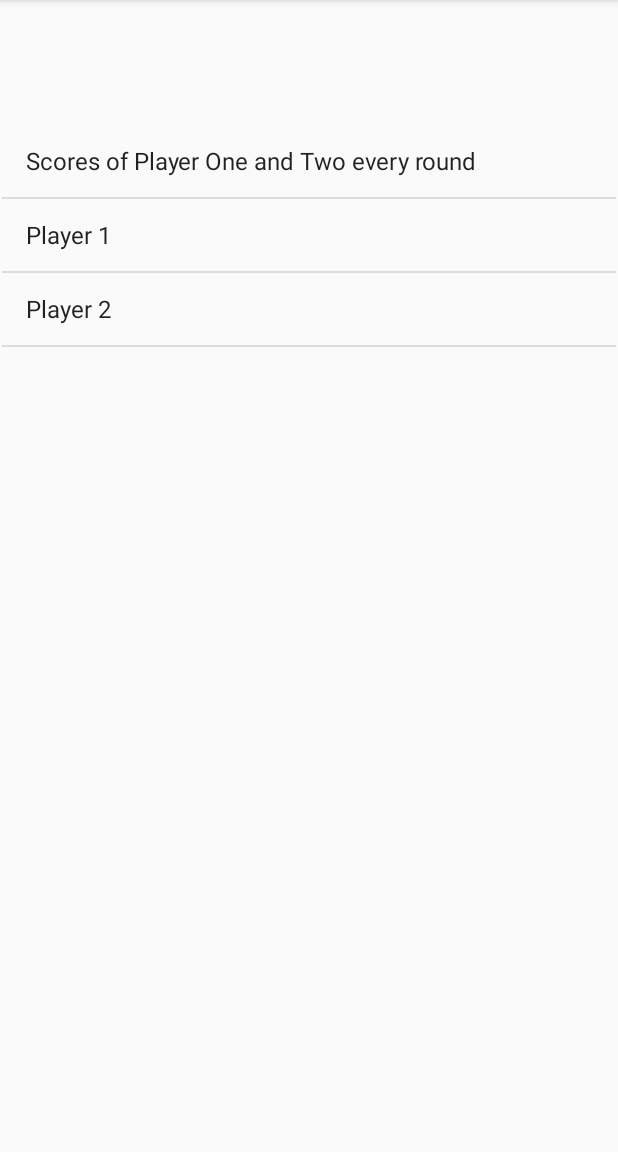
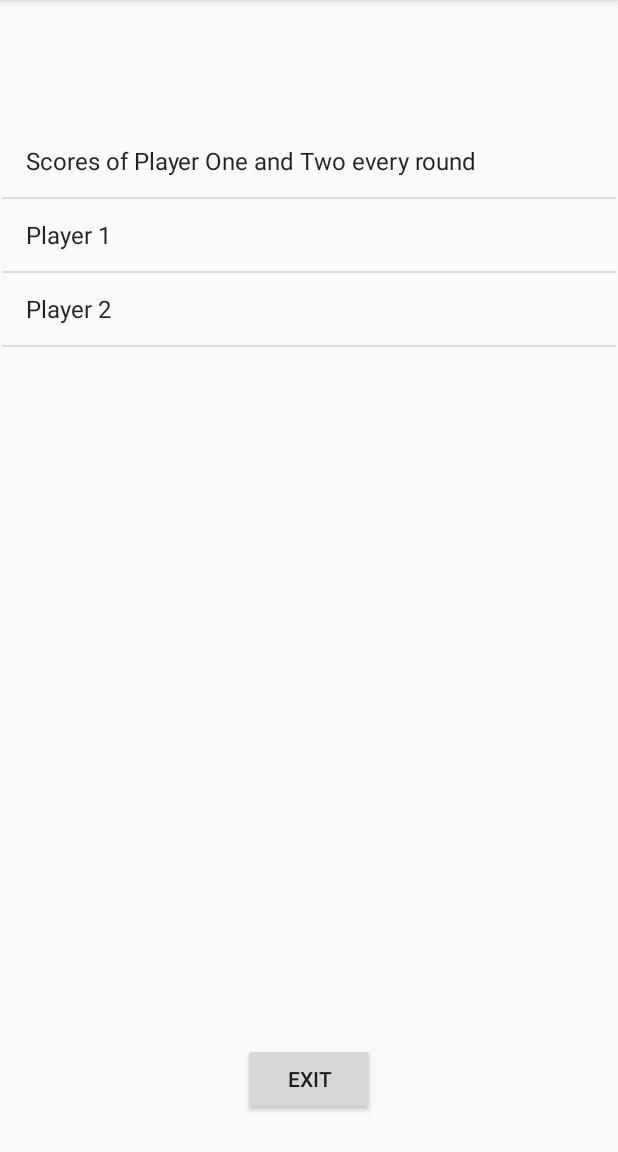
Before and after one commit to janani771/Tic-Tac-Toe, an Android app: the Quit screen opened directly, with no data from a screen before it, on a phone screen of 412 x 824 dp, the part 84-1236 px from its top. Run offline under Robolectric (Android 15) with nearby library versions, the phone set to English and light mode, and no system bars.

Commit message:
Change Music Button Icon

```diff
--- a/app/src/main/java/com/example/tictactoe/MainActivity.java
+++ b/app/src/main/java/com/example/tictactoe/MainActivity.java
@@ -14,13 +14,12 @@ public class MainActivity extends AppCompatActivity {
     public  static final String EXTRA_MESSAGE2 = "com.example.tictactoe2.MESSAGE2";
     public static final String EXTRA_USER_POS = "pos_in_list";
     private Button instruction;
-
+    Button Exit;
 
     @Override
     protected void onCreate(Bundle savedInstanceState) {
         super.onCreate(savedInstanceState);
         setContentView(R.layout.activity_main);
-
         Intent intent = getIntent();
 
         instruction = (Button) findViewById(R.id.instruction);
--- a/app/src/main/java/com/example/tictactoe/Quit.java
+++ b/app/src/main/java/com/example/tictactoe/Quit.java
@@ -6,7 +6,9 @@ import android.util.Log;
 import android.view.View;
 import android.widget.AdapterView;
 import android.widget.ArrayAdapter;
+import android.widget.Button;
 import android.widget.ListView;
+import android.widget.TextView;
 
 import androidx.appcompat.app.AppCompatActivity;
 
@@ -15,6 +17,7 @@ public class Quit extends AppCompatActivity {
     public static final String TAG = "quit";
 
     Scores scores;
+
     @Override
     protected void onCreate( Bundle savedInstanceState) {
         super.onCreate(savedInstanceState);
@@ -41,5 +44,4 @@ public class Quit extends AppCompatActivity {
             }
         });
     }
-
 }
--- a/app/src/main/res/layout/game.xml
+++ b/app/src/main/res/layout/game.xml
@@ -210,8 +210,8 @@
             android:layout_marginStart="120dp"
             android:layout_marginTop="-2dp"
             android:background="@drawable/speaker"
-            android:backgroundTint="#000000"
-            android:onClick="playIT" />
+            android:onClick="playIT"
+            />
 
         <Button
             android:id="@+id/mute"
@@ -221,7 +221,6 @@
             android:layout_marginStart="220dp"
             android:layout_marginTop="-2dp"
             android:background="@drawable/mute"
-            android:backgroundTint="#000000"
             android:onClick="mute" />
 
 
--- a/app/src/main/res/layout/quit.xml
+++ b/app/src/main/res/layout/quit.xml
@@ -5,6 +5,18 @@
     android:layout_width="match_parent"
     android:layout_height="match_parent"
     tools:context=".Quit">
+
+    <Button
+        android:id="@+id/exit"
+        android:layout_width="wrap_content"
+        android:layout_height="wrap_content"
+        android:layout_marginTop="1dp"
+        android:layout_marginBottom="16dp"
+        android:text="@string/exit"
+        app:layout_constraintBottom_toBottomOf="parent"
+        app:layout_constraintEnd_toEndOf="parent"
+        app:layout_constraintStart_toStartOf="parent"
+        app:layout_constraintTop_toBottomOf="@+id/playerList" />
 
     <ListView
         android:id="@+id/playerList"
--- a/app/src/main/res/values/strings.xml
+++ b/app/src/main/res/values/strings.xml
@@ -16,4 +16,5 @@
     <string name="total_score">Total Score:</string>
     <string name="player_2">Player 2</string>
     <string name="quick_video">Quick Video</string>
+    <string name="exit">Exit</string>
 </resources>
```
Also changed, not shown: app/src/main/res/drawable/mute.png, app/src/main/res/drawable/speaker.png.
